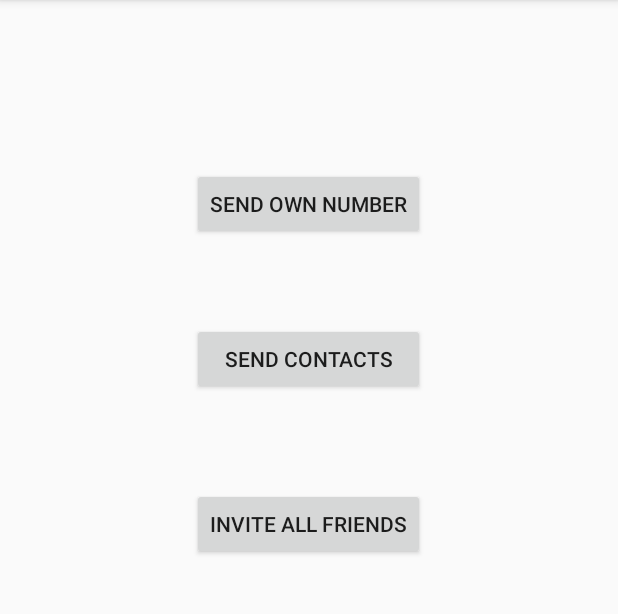
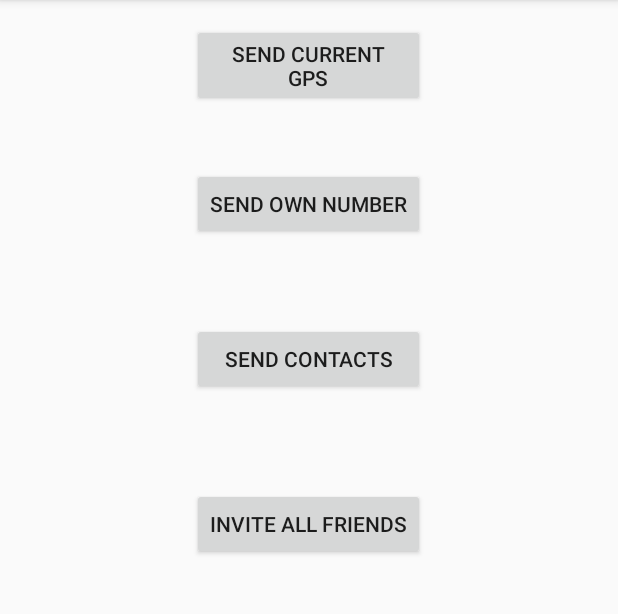
Before and after one commit to yannick-cw/centroid_app, an Android app: the screen it shows after launch (MainActivity), after a tap on "SEND OWN NUMBER", on a phone screen of 412 x 824 dp, the part 84-698 px from its top. Run offline under Robolectric (Android 15) with nearby library versions, the phone set to English and light mode, and no system bars; 5 statements that could not run were skipped.

Commit message:
Added new class to send gps data and refractored

```diff
--- a/app/build.gradle
+++ b/app/build.gradle
@@ -24,4 +24,5 @@ dependencies {
     testCompile 'junit:junit:4.12'
     compile 'com.android.support:appcompat-v7:23.1.0'
     compile 'com.android.support:design:23.1.0'
+    compile 'com.google.android.gms:play-services:8.1.0'
 }
--- a/app/src/main/AndroidManifest.xml
+++ b/app/src/main/AndroidManifest.xml
@@ -5,6 +5,8 @@
     <uses-permission android:name="android.permission.INTERNET"></uses-permission>
     <uses-permission android:name="android.permission.READ_CONTACTS" />
     <uses-permission android:name="android.permission.READ_PHONE_STATE"/>
+    <uses-permission android:name="android.permission.ACCESS_FINE_LOCATION" />
+
 
     <application
         android:allowBackup="true"
--- a/app/src/main/java/com/niem/gladow/centroid/LogicHandler.java
+++ b/app/src/main/java/com/niem/gladow/centroid/NumberLogicHandler.java
@@ -11,20 +11,22 @@ import java.io.InputStreamReader;
 /**
  * Created by yannick_uni on 11/10/15.
  */
-public class LogicHandler implements AsyncResponse {
+public class NumberLogicHandler implements AsyncResponse {
     private static final String POST = "1", GET = "2", SEND = "3";
-    private static final String SERVER_ADDRESS = "http://192.168.1.214:8080", SEND_NUMBER = "/android/registerNumber/",
+    private static final String SEND_NUMBER = "/android/registerNumber/",
             SEND_CONTACTS = "/android/checkNumbers/", INVITE_FRIENDS = "/android/inviteFriends/";
-    private static String ownNumber = "1/";
+    private static String ownNumber;
     PhoneDataHandler phoneDataHandler;
 
     private Context context;
 
-    public LogicHandler(Context context) {
+    public NumberLogicHandler(Context context) {
         this.context = context;
         phoneDataHandler = new PhoneDataHandler(context);
         //puts himself in the phoneDataHandler delegate object, for returning results
         phoneDataHandler.delegate = this;
+
+        //das hier ist glaube ich noch nicht gut so, sollte nicht einfach eine Methode im Async aufrufen
         ownNumber = cleanNumberString(phoneDataHandler.getOwnNumber()) + "/";
 
     }
@@ -36,19 +38,14 @@ public class LogicHandler implements AsyncResponse {
 
     private boolean sendContacts(String contacts) {
         //starts RestConnector async task to send contacts to server
-        new RestConnector(context).execute(SEND, SERVER_ADDRESS + SEND_CONTACTS + ownNumber + contacts);
+        new RestConnector(context).execute(SEND, SEND_CONTACTS + ownNumber + contacts);
         return true;
     }
 
     public boolean sendOwnNumber() {
 
         //starts async task RestConnector to send ownNumber to server
-        new RestConnector(context).execute(POST, SERVER_ADDRESS + SEND_NUMBER + ownNumber);
-        new RestConnector(context).execute(POST, SERVER_ADDRESS + SEND_NUMBER + "436604071555");
-        new RestConnector(context).execute(POST, SERVER_ADDRESS + SEND_NUMBER + "4369918165580");
-        new RestConnector(context).execute(POST, SERVER_ADDRESS + SEND_NUMBER + "436504293795");
-        new RestConnector(context).execute(POST, SERVER_ADDRESS + SEND_NUMBER + "436506689088");
-
+        new RestConnector(context).execute(POST, SEND_NUMBER + ownNumber);
         return true;
     }
 
@@ -60,7 +57,7 @@ public class LogicHandler implements AsyncResponse {
             inputStream = context.openFileInput("friend_list");
             readFile = convertInputStreamToString(inputStream);
             Log.d("readFile", readFile);
-            new RestConnector(context).execute(GET, SERVER_ADDRESS + INVITE_FRIENDS + ownNumber + readFile);
+            new RestConnector(context).execute(GET, INVITE_FRIENDS + ownNumber + readFile);
         } catch (Exception e) {
             e.printStackTrace();
         }
@@ -82,6 +79,11 @@ public class LogicHandler implements AsyncResponse {
         _tmp = _tmp.replaceAll("[,][0]{2}", ",");
         _tmp = _tmp.replaceAll("[,][0]", ",49");
 
+        //removes leading comma
+        if(_tmp.charAt(0)==',') {
+            _tmp = _tmp.substring(1);
+        }
+
         Log.d("afterClean", _tmp);
 
         return _tmp;
--- a/app/src/main/java/com/niem/gladow/centroid/PhoneDataHandler.java
+++ b/app/src/main/java/com/niem/gladow/centroid/PhoneDataHandler.java
@@ -6,7 +6,6 @@ import android.os.AsyncTask;
 import android.provider.ContactsContract;
 import android.telephony.TelephonyManager;
 import android.util.Log;
-import android.widget.Toast;
 
 /**
  * Created by yannick_uni on 11/10/15.
@@ -14,7 +13,7 @@ import android.widget.Toast;
 public class PhoneDataHandler extends AsyncTask<String, String, String> {
     private Context context;
     private String numbers;
-    //creates public object from interface and is initialized with null, later LogicHandler is assigned to it
+    //creates public object from interface and is initialized with null, later NumberLogicHandler is assigned to it
     public AsyncResponse delegate = null;
 
     public PhoneDataHandler(Context context) {
@@ -29,7 +28,7 @@ public class PhoneDataHandler extends AsyncTask<String, String, String> {
     }
 
     protected void onPostExecute(String result) {
-        //starts method in LogicHandler.processFinish
+        //starts method in NumberLogicHandler.processFinish
         delegate.processFinish(result);
     }
 
--- a/app/src/main/java/com/niem/gladow/centroid/RestConnector.java
+++ b/app/src/main/java/com/niem/gladow/centroid/RestConnector.java
@@ -6,7 +6,6 @@ import android.util.Log;
 import android.widget.Toast;
 
 import java.io.BufferedReader;
-import java.io.File;
 import java.io.FileOutputStream;
 import java.io.IOException;
 import java.io.InputStream;
@@ -19,6 +18,7 @@ import java.net.URL;
  */
 public class RestConnector extends AsyncTask<String, String, String> {
     private static final String POST = "1", GET = "2", SEND = "3";
+    private static final String HOST_ADDRESS = "http://192.168.1.214:8080";
     private Context context;
 
     public RestConnector(Context context) {
@@ -65,7 +65,7 @@ public class RestConnector extends AsyncTask<String, String, String> {
         String result;
         try {
             Log.d("urlparams", urlString);
-            URL url = new URL(urlString);
+            URL url = new URL(HOST_ADDRESS+urlString);
             HttpURLConnection connection = (HttpURLConnection) url.openConnection();
 
             connection.setRequestMethod("POST");
@@ -87,7 +87,7 @@ public class RestConnector extends AsyncTask<String, String, String> {
         String result;
         try {
             Log.d("urlparams", urlString);
-            URL url = new URL(urlString);
+            URL url = new URL(HOST_ADDRESS+urlString);
             HttpURLConnection connection = (HttpURLConnection) url.openConnection();
 
             connection.setRequestMethod("GET");
--- a/app/src/main/res/layout/content_main.xml
+++ b/app/src/main/res/layout/content_main.xml
@@ -44,4 +44,16 @@
         android:layout_alignEnd="@+id/button2"
         android:layout_alignLeft="@+id/button2"
         android:layout_alignStart="@+id/button2" />
+
+    <Button
+        android:layout_width="wrap_content"
+        android:layout_height="wrap_content"
+        android:text="Send current GPS"
+        android:id="@+id/button4"
+        android:onClick="sendGps"
+        android:layout_alignParentTop="true"
+        android:layout_alignRight="@+id/button1"
+        android:layout_alignEnd="@+id/button1"
+        android:layout_alignLeft="@+id/button1"
+        android:layout_alignStart="@+id/button1" />
 </RelativeLayout>
```
Also changed, not shown: app/src/main/java/com/niem/gladow/centroid/GpsDataHandler.java (added, +58 -0 lines), app/src/main/java/com/niem/gladow/centroid/MainActivity.java (+9 -5 lines), 1 other file.
